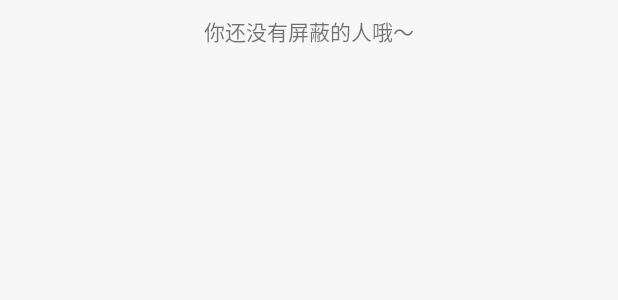
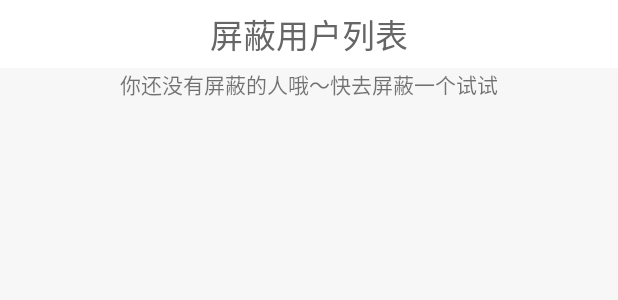
Before and after one commit to linxt20/android_campusforum, an Android app: the layout activity_block.xml on its own in the app's theme, with its tools: preview values and no code run, on a phone screen of 412 x 824 dp. Shown: the top 300 px of the screen. Run offline under Robolectric (Android 15) with nearby library versions, the phone set to English and light mode, and no system bars.

Commit message:
修了一些样式，加了一些默认样式

```diff
--- a/frontend/app/src/main/java/com/example/uidesign/DetailActivity.java
+++ b/frontend/app/src/main/java/com/example/uidesign/DetailActivity.java
@@ -370,9 +370,11 @@ public class DetailActivity extends AppCompatActivity {
                                         throw new RuntimeException(e);
                                     }
                                 }
-                                while (i<3){
+                                for(; i < 3; i++) {
                                     imageshow[i].setVisibility(View.INVISIBLE);
-                                    i++;
+                                }
+                                for(; i < 6; i++) {
+                                    imageshow[i].setVisibility(View.GONE);
                                 }
                             }
                             else{
--- a/frontend/app/src/main/java/com/example/uidesign/HomeFragment.java
+++ b/frontend/app/src/main/java/com/example/uidesign/HomeFragment.java
@@ -32,6 +32,7 @@ public class HomeFragment extends Fragment {
     private EditText searchText;
     private ImageView searchButton, filterButton;
     private HorizontalScrollView tags, sort;
+    private View border_line;
     private String search_key = "";
     @Override
     public void onCreate(Bundle savedInstanceState) {
@@ -53,8 +54,10 @@ public class HomeFragment extends Fragment {
         searchButton = view.findViewById(R.id.IV_serach);
         tags = view.findViewById(R.id.horizontal_scroll_view);
         sort = view.findViewById(R.id.horizontal_scroll_view_sort);
+        border_line = view.findViewById(R.id.border_line);
         tags.setVisibility(View.GONE);
         sort.setVisibility(View.GONE);
+        border_line.setVisibility(View.GONE);
         List<String> tabTitles = Arrays.asList("所有","热门", "关注");
         SectionsPagerAdapter sectionsPagerAdapter = new SectionsPagerAdapter(getActivity(), tabTitles, "",
                 currentSelectedButton == null? "": currentSelectedButton.getText().toString(),
@@ -147,9 +150,11 @@ public class HomeFragment extends Fragment {
             if (tags.getVisibility() == View.GONE) {
                 tags.setVisibility(View.VISIBLE);
                 sort.setVisibility(View.VISIBLE);
+                border_line.setVisibility(View.VISIBLE);
             } else {
                 tags.setVisibility(View.GONE);
                 sort.setVisibility(View.GONE);
+                border_line.setVisibility(View.GONE);
             }
         });
 
--- a/frontend/app/src/main/java/com/example/uidesign/SectionsPagerAdapter.java
+++ b/frontend/app/src/main/java/com/example/uidesign/SectionsPagerAdapter.java
@@ -21,10 +21,10 @@ public class SectionsPagerAdapter extends FragmentStateAdapter {
         if(sort.equals("")){
             this.sort = "time";
         }
-        else if(sort.equals("按评论量排序")){
+        else if(sort.equals("按评论数量排序")){
             this.sort = "comment";
         }
-        else if(sort.equals("按点赞量排序")){
+        else if(sort.equals("按点赞数量排序")){
             this.sort = "like";
         }
         else if(sort.equals("按发布时间排序")){
--- a/frontend/app/src/main/res/drawable/border_grey.xml
+++ b/frontend/app/src/main/res/drawable/border_grey.xml
@@ -4,4 +4,5 @@
     <stroke
         android:width="1dp"
         android:color="#808080" /> <!-- 设置边框的宽度和颜色 -->
+    <corners android:radius="7dp" /> <!-- 指定圆角的半径 -->
 </shape>
--- a/frontend/app/src/main/res/layout/activity_block.xml
+++ b/frontend/app/src/main/res/layout/activity_block.xml
@@ -1,25 +1,36 @@
 <?xml version="1.0" encoding="utf-8"?>
-<androidx.constraintlayout.widget.ConstraintLayout xmlns:android="http://schemas.android.com/apk/res/android"
+<LinearLayout xmlns:android="http://schemas.android.com/apk/res/android"
     xmlns:app="http://schemas.android.com/apk/res-auto"
     xmlns:tools="http://schemas.android.com/tools"
     android:layout_width="match_parent"
     android:layout_height="match_parent"
     android:background="@color/background"
-    tools:context=".BlockActivity">
+    tools:context=".BlockActivity"
+    android:orientation="vertical">
+
+    <TextView
+        android:id="@+id/title_block"
+        android:layout_width="match_parent"
+        android:layout_height="45dp"
+        android:text="屏蔽用户列表"
+        android:gravity="center"
+        android:textSize="22sp"
+        android:textColor="#666666"
+        android:background="@color/white"
+        tools:ignore="MissingConstraints" />
+
     <TextView
         android:id="@+id/ifNoBlock"
         android:layout_width="match_parent"
         android:layout_height="wrap_content"
         android:gravity="center"
-        android:layout_marginTop="10dp"
-        app:layout_constraintTop_toTopOf="parent"
-        android:text="你还没有屏蔽的人哦～"
-        />
+        android:text="你还没有屏蔽的人哦～快去屏蔽一个试试" />
 
     <androidx.recyclerview.widget.RecyclerView
         android:id="@+id/blockList"
         android:layout_width="match_parent"
         android:layout_height="match_parent"
         tools:layout_editor_absoluteX="1dp"
-        tools:layout_editor_absoluteY="1dp" />
-</androidx.constraintlayout.widget.ConstraintLayout>
+        tools:layout_editor_absoluteY="1dp"/>
+
+</LinearLayout>
--- a/frontend/app/src/main/res/layout/activity_follow_list.xml
+++ b/frontend/app/src/main/res/layout/activity_follow_list.xml
@@ -5,6 +5,7 @@
     android:layout_width="match_parent"
     android:layout_height="match_parent"
     tools:context=".FollowListActivity">
+
     <ImageButton
         app:layout_constraintTop_toTopOf="parent"
         android:id="@+id/beforeButton"
--- a/frontend/app/src/main/res/layout/list_item_board.xml
+++ b/frontend/app/src/main/res/layout/list_item_board.xml
@@ -27,7 +27,7 @@
             <ImageView
                 android:id="@+id/image_content"
                 android:layout_width="match_parent"
-                android:layout_height="wrap_content"
+                android:layout_height="match_parent"
                 android:scaleType="centerCrop"
                 tools:src="@tools:sample/backgrounds/scenic" />
 
```
Also changed, not shown: frontend/app/src/main/java/com/example/uidesign/FollowListFragment.java (+12 -1 lines), frontend/app/src/main/java/com/example/uidesign/TopicFragment.java (+12 -0 lines), frontend/app/src/main/java/com/example/uidesign/utils/ImageDownloader.java (+6 -1 lines), frontend/app/src/main/res/drawable/background_item.xml (added, +10 -0 lines), frontend/app/src/main/res/layout/fragment_follow_list.xml (+11 -3 lines), frontend/app/src/main/res/layout/fragment_home.xml (+8 -0 lines), frontend/app/src/main/res/layout/fragment_topic.xml (+23 -5 lines), frontend/app/src/main/res/layout/single_follower.xml (+11 -21 lines), frontend/app/src/main/res/layout/single_notice.xml (+11 -11 lines).
